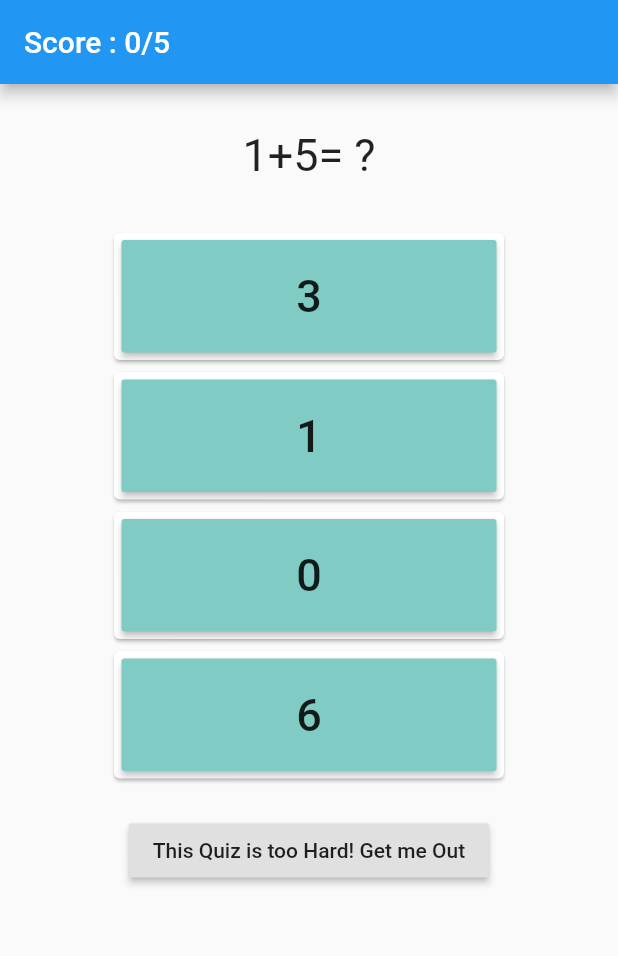
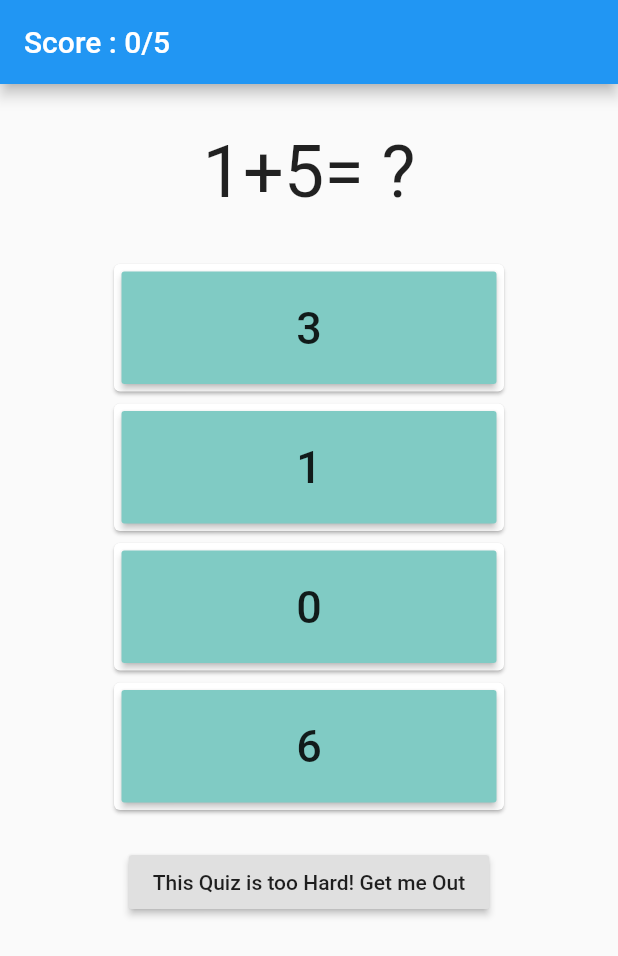
Before and after one commit to souless94/flutter, a Flutter app: the screen it shows after launch, after a tap on "Easy", on a phone screen of 412 x 824 dp. Shown: the top 956 px of the screen. Run offline on Flutter 3.47's test engine with Material 2 defaults, Android fonts, the phone set to English and light mode, and no system bars; drawn by our look-alikes of auto_size_text.

Commit message:
update design

```diff
--- a/flutter_pp_comp/lib/quiz.dart
+++ b/flutter_pp_comp/lib/quiz.dart
@@ -64,7 +64,7 @@ class QuizState extends State<Quiz> {
                   mainAxisSize: MainAxisSize.max,
                   children: [
                     AutoSizeText(currentQuestion.theQuestion,
-                        minFontSize: 30, textAlign: TextAlign.center),
+                        minFontSize: 48, textAlign: TextAlign.center),
                     SizedBox(height: 30),
                     Column(
                       children: currentQuestion
@@ -122,7 +122,8 @@ class QuizState extends State<Quiz> {
                         onPressed: () {
                           Navigator.pop(context);
                         },
-                        child: Text("This Quiz is too Hard! Get me Out"))
+                        child: Text("This Quiz is too Hard! Get me Out")),
+                        SizedBox(height: 30)
                   ])
             ]))));
   }
```
